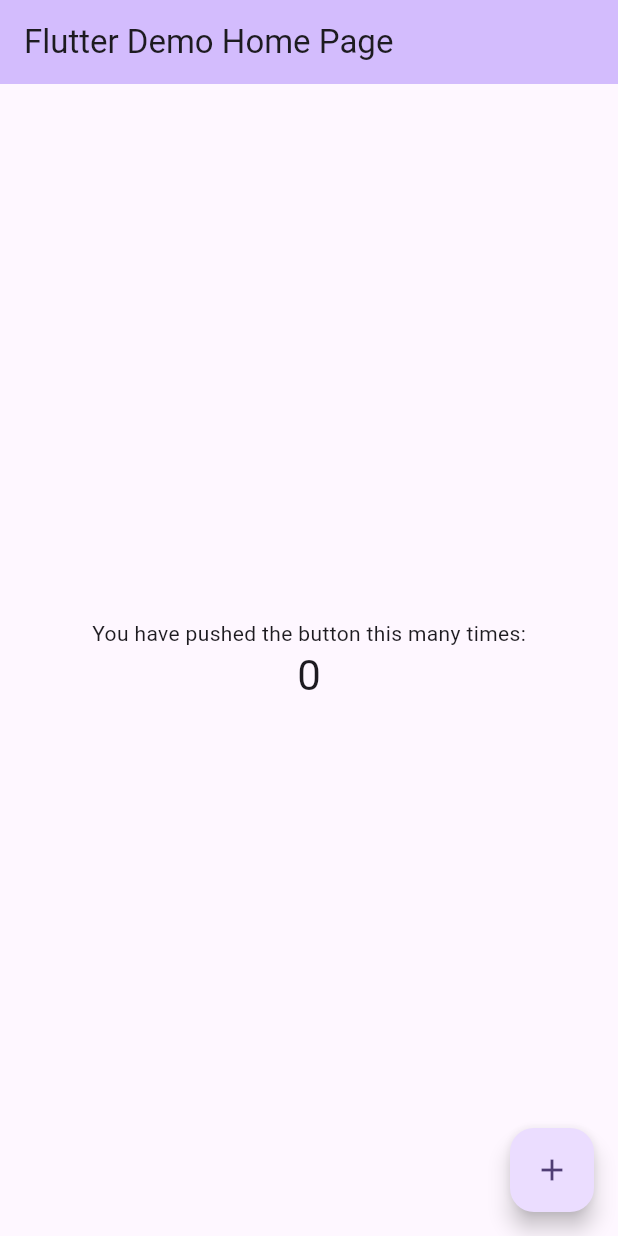
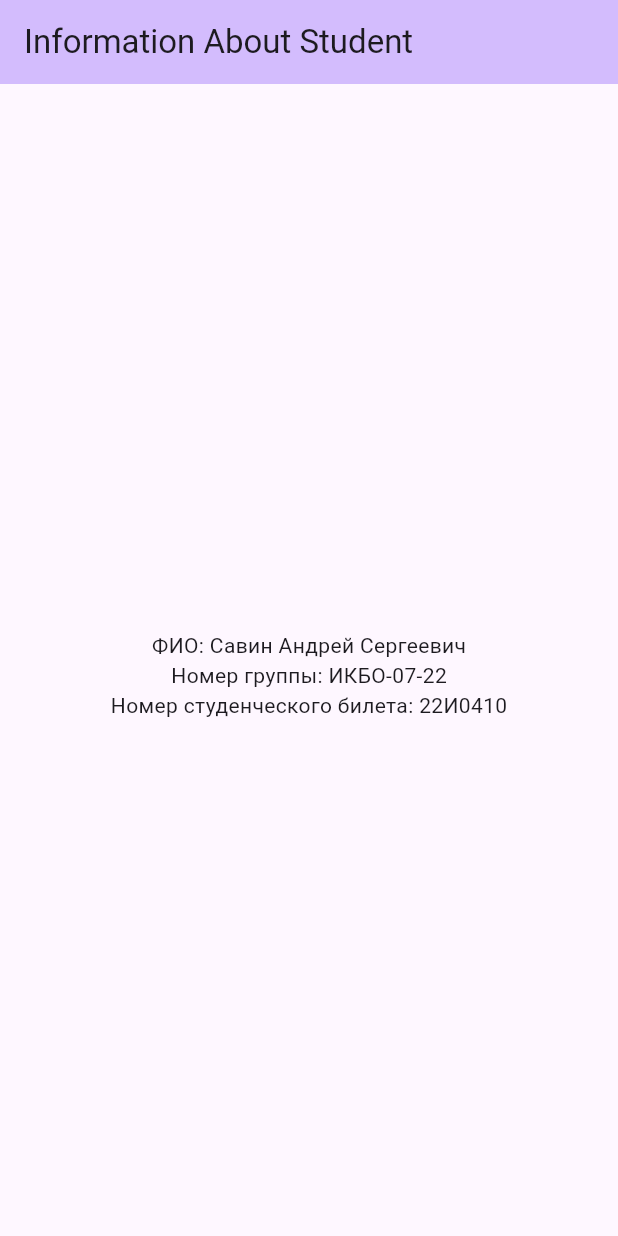
Before and after one commit to Andrew-Savin-msk/practice2, a Flutter app: the screen it shows after launch, on a phone screen of 412 x 824 dp. Run offline on Flutter 3.47's test engine with Material 3 defaults, Android fonts, the phone set to English and light mode, and no system bars.

Commit message:
modified home screen for practice

```diff
--- a/lib/main.dart
+++ b/lib/main.dart
@@ -14,7 +14,7 @@ class MyApp extends StatelessWidget {
       theme: ThemeData(
         colorScheme: ColorScheme.fromSeed(seedColor: Colors.deepPurple),
       ),
-      home: const MyHomePage(title: 'Flutter Demo Home Page'),
+      home: const MyHomePage(title: 'Information About Student'),
     );
   }
 }
@@ -28,18 +28,9 @@ class MyHomePage extends StatefulWidget {
 }
 
 class _MyHomePageState extends State<MyHomePage> {
-  int _counter = 0;
-
-  void _incrementCounter() {
-    setState(() {
-      // This call to setState tells the Flutter framework that something has
-      // changed in this State, which causes it to rerun the build method below
-      // so that the display can reflect the updated values. If we changed
-      // _counter without calling setState(), then the build method would not be
-      // called again, and so nothing would appear to happen.
-      _counter++;
-    });
-  }
+  final String name = 'Савин Андрей Сергеевич';
+  final String group = 'ИКБО-07-22';
+  final String id = '22И0410';
 
   @override
   Widget build(BuildContext context) {
@@ -52,19 +43,22 @@ class _MyHomePageState extends State<MyHomePage> {
         child: Column(
           mainAxisAlignment: MainAxisAlignment.center,
           children: <Widget>[
-            const Text('You have pushed the button this many times:'),
+            const SizedBox(height: 20),
             Text(
-              '$_counter',
-              style: Theme.of(context).textTheme.headlineMedium,
+              'ФИО: $name',
+              style: Theme.of(context).textTheme.bodyMedium,
+            ),
+            Text(
+              'Номер группы: $group',
+              style: Theme.of(context).textTheme.bodyMedium,
+            ),
+            Text(
+              'Номер студенческого билета: $id',
+              style: Theme.of(context).textTheme.bodyMedium,
             ),
           ],
         ),
       ),
-      floatingActionButton: FloatingActionButton(
-        onPressed: _incrementCounter,
-        tooltip: 'Increment',
-        child: const Icon(Icons.add),
-      ),
     );
   }
 }
```
